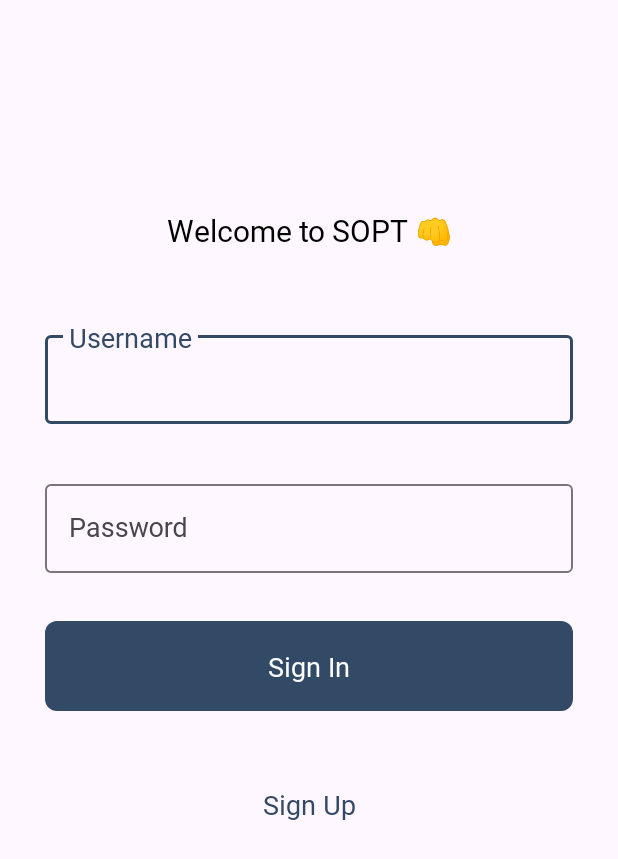
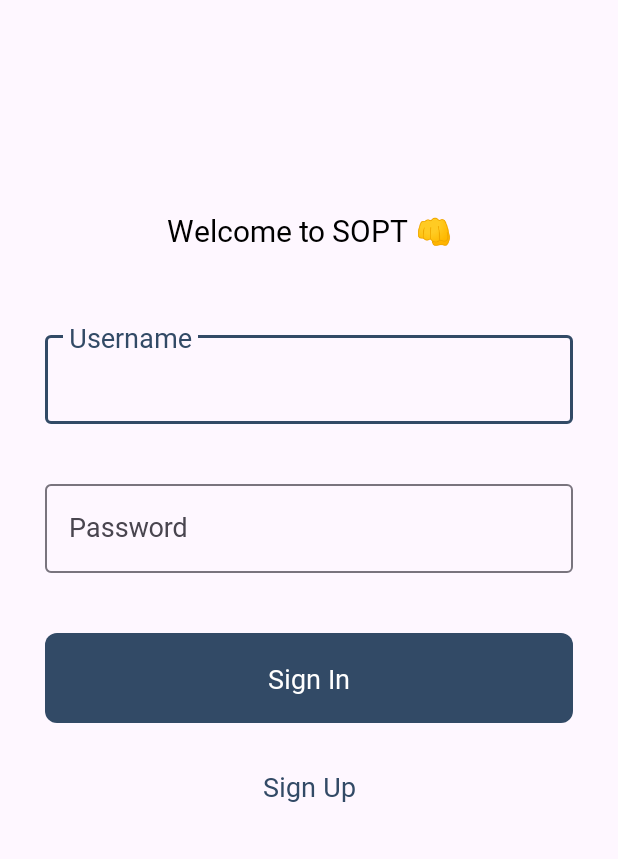
Before and after one commit to NOW-SOPT-ANDROID/junseo-choi, an Android app: the screen it shows after launch (SignInActivity), on a phone screen of 412 x 824 dp. Shown: the top 859 px of the screen. Run offline under Robolectric (Android 15) with nearby library versions, the phone set to English and light mode, and no system bars.

Commit message:
refactor: 로그인, 회원가입 화면 UI 일부 수정

```diff
--- a/app/src/main/res/layout/activity_sign_in.xml
+++ b/app/src/main/res/layout/activity_sign_in.xml
@@ -63,7 +63,7 @@
         android:id="@+id/viewSignInButton"
         android:layout_width="match_parent"
         android:layout_height="60dp"
-        android:layout_marginTop="32dp"
+        android:layout_marginTop="40dp"
         android:background="@drawable/bg_default_radius_8dp"
         app:layout_constraintEnd_toEndOf="parent"
         app:layout_constraintStart_toStartOf="parent"
@@ -85,7 +85,7 @@
         android:id="@+id/viewSignInSignUpButton"
         android:layout_width="match_parent"
         android:layout_height="60dp"
-        android:layout_marginTop="32dp"
+        android:layout_marginTop="12dp"
         android:background="@drawable/bg_default_radius_8dp"
         android:backgroundTint="@color/transparent"
         app:layout_constraintEnd_toEndOf="parent"
--- a/app/src/main/res/layout/activity_sign_up.xml
+++ b/app/src/main/res/layout/activity_sign_up.xml
@@ -117,7 +117,7 @@
     <TextView
         android:layout_width="wrap_content"
         android:layout_height="wrap_content"
-        android:text="Sign Up"
+        android:text="Submit"
         android:textAppearance="@style/title1"
         android:textColor="@color/white"
         app:layout_constraintBottom_toBottomOf="@id/viewSignUpButton"
```
